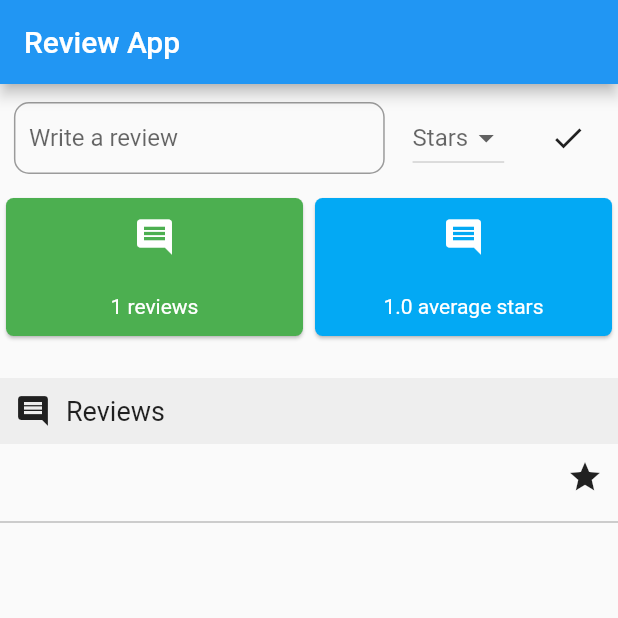
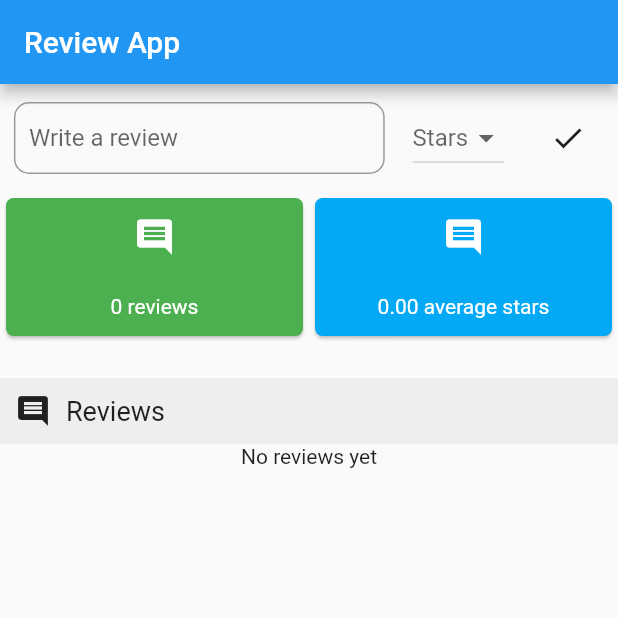
Before and after one commit to thedejifab/reviewapp, a Flutter app: the screen it shows after launch, after a tap on the "done" icon, on a phone screen of 412 x 824 dp, the top half of it. Run offline on Flutter 3.47's test engine with Material 2 defaults, Android fonts, the phone set to English and light mode, and no system bars; our stand-ins replace flutter_mobx, mobx; generated files the repository leaves out were written again.

Commit message:
Fix roundup Fix failure to get dropdown value and other related issues Display snackbar when star is null

```diff
--- a/lib/screens/review.dart
+++ b/lib/screens/review.dart
@@ -4,6 +4,7 @@ import 'package:reviewer/models/reviews.dart';
 import 'package:reviewer/widgets/info_card.dart';
 import 'package:reviewer/widgets/review.dart';
 import 'package:flutter_mobx/flutter_mobx.dart';
+import 'dart:math' as math;
 
 class Review extends StatefulWidget {
   @override
@@ -15,13 +16,13 @@ class Review extends StatefulWidget {
 class ReviewState extends State<Review> {
   final Reviews _reviewsState = Reviews();
 
-  List<int> _stars = [1, 2, 3, 4, 5];
+  final List<int> _stars = [1, 2, 3, 4, 5];
 
-  int _selectedStar = 0;
+  int _selectedStar;
 
   @override
   void initState() {
-    _selectedStar = _stars[0];
+    _selectedStar = null;
     super.initState();
   }
 
@@ -60,28 +61,42 @@ class ReviewState extends State<Review> {
                   child: DropdownButton(
                     hint: Text("Stars"),
                     elevation: 0,
-                    value: 1,
+                    value: _selectedStar,
                     items: _stars.map((star) {
-                      return DropdownMenuItem(
+                      return DropdownMenuItem<int>(
                         child: Text(star.toString()),
+                        value: star,
                       );
                     }).toList(),
                     onChanged: (item) {
-                      // setState(() {
-                      //   _selectedStar = item;
-                      // });
+                      setState(() {
+                        _selectedStar = item;
+                      });
                     },
                   ),
                 ),
                 Container(
-                    child: IconButton(
+                  child: Builder(
+                    builder: (BuildContext context) {
+                      return IconButton(
                         icon: Icon(Icons.done),
                         onPressed: () {
+                          if (_selectedStar == null) {
+                            Scaffold.of(context).showSnackBar(SnackBar(
+                              content:
+                                  Text("You can't add a review without star"),
+                              duration: Duration(milliseconds: 500),
+                            ));
+                          } else {
                             _reviewsState.addReview(ReviewModel(
                                 comment: _commentController.text,
                                 stars: _selectedStar));
+                          }
                         },
-                ))
+                      );
+                    },
+                  ),
+                ),
               ],
             ),
             SizedBox(height: 12.0),
@@ -97,7 +112,7 @@ class ReviewState extends State<Review> {
                       cardColor: Colors.green,
                     ),
                     InfoCard(
-                      infoValue: _reviewsState.averageStars.toString(),
+                      infoValue: _reviewsState.averageStars.toStringAsFixed(2),
                       infoLabel: "average stars",
                       cardColor: Colors.lightBlue,
                     ),
--- a/pubspec.yaml
+++ b/pubspec.yaml
@@ -15,7 +15,8 @@ environment:
 dependencies:
   flutter:
     sdk: flutter
-  mobx: 0.1.0
+  # mobx: 0.1.0
+  mobx:
   flutter_mobx: any
 
   # The following adds the Cupertino Icons font to your application.
```
Lines whose indentation alone changed are shown as unchanged.
